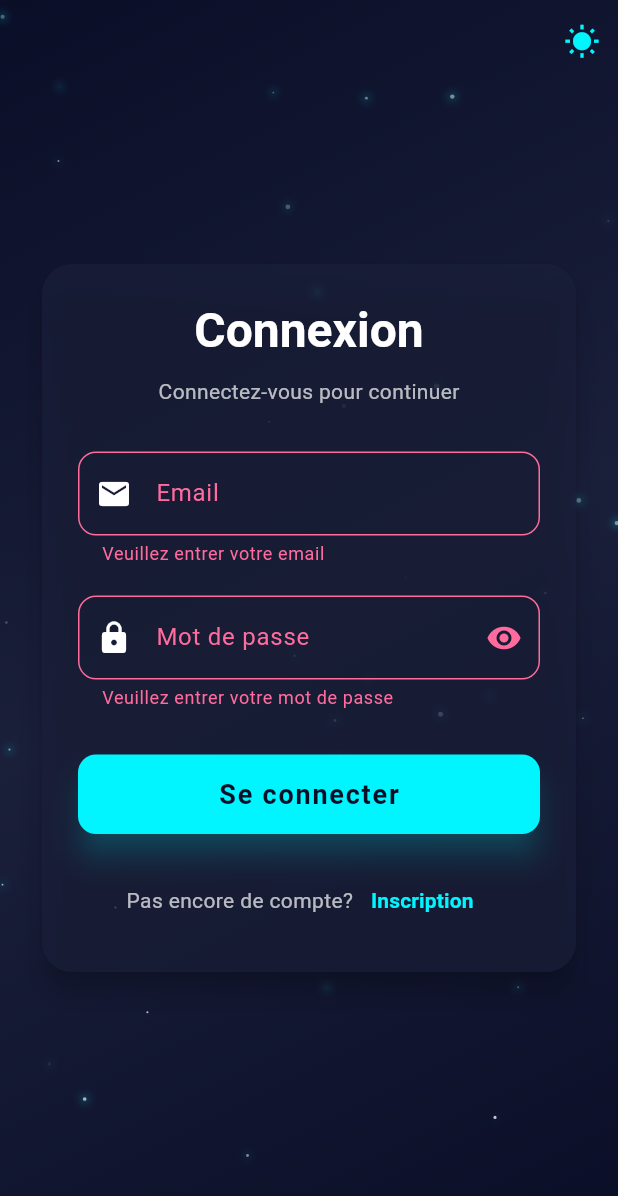
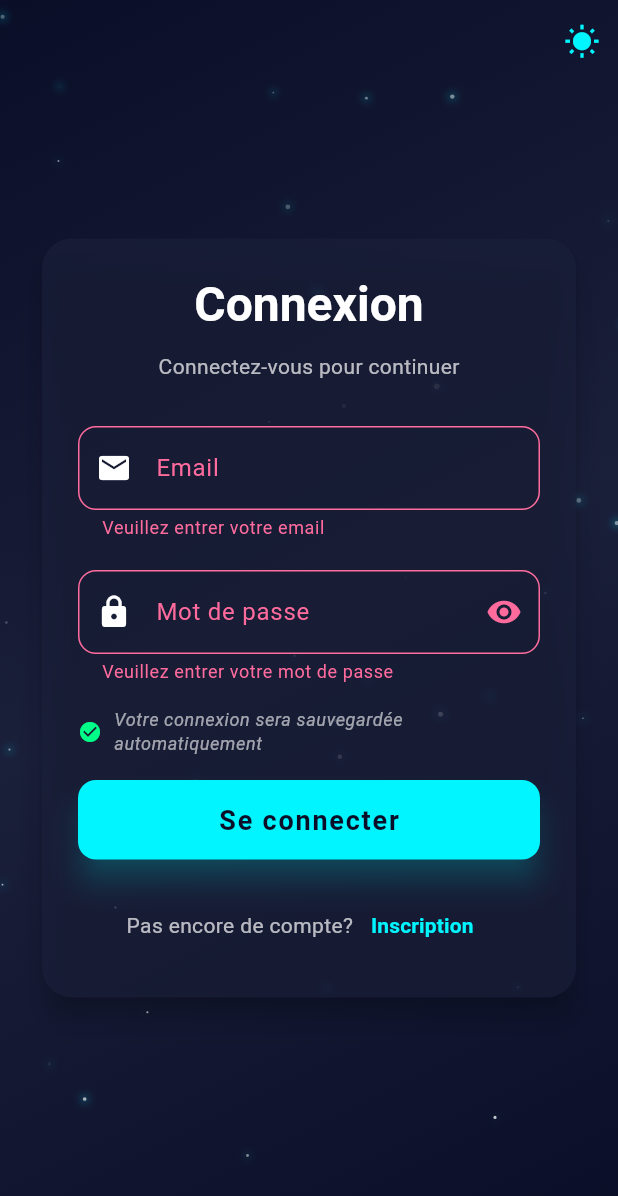
Before and after one commit to GermanBurdin1/lingua_flutter, a Flutter app: the screen it shows after launch, after a tap on "Se connecter", on a phone screen of 412 x 824 dp. Shown: the top 1196 px of the screen. Run offline on Flutter 3.47's test engine with Material 3 defaults, Android fonts, the phone set to English and light mode, and no system bars; our stand-ins replace go_router, shared_preferences; missing offline and left inert: record; accounts and stored records are empty; network calls fail.

Commit message:
Update routing and login functionality to enhance user experience
- Changed initial route from '/login' to '/splash' for an initial authentication check.
- Added a new '/splash' route with a dedicated SplashScreen.
- Enhanced the logout method comment to clarify token management.
- Implemented automatic saving of user credentials in the LoginScreen for quicker re-login.
- Updated UI to inform users about the automatic saving of their login credentials.

```diff
--- a/lib/main.dart
+++ b/lib/main.dart
@@ -47,8 +47,12 @@ class MyApp extends StatelessWidget {
 }
 
 final GoRouter _router = GoRouter(
-  initialLocation: '/login',
+  initialLocation: '/splash',
   routes: [
+      GoRoute(
+        path: '/splash',
+        builder: (context, state) => const SplashScreen(),
+      ),
       GoRoute(
         path: '/login',
         builder: (context, state) => const LoginScreen(),
@@ -107,7 +111,7 @@ final GoRouter _router = GoRouter(
   ],
 );
 
-// Splash Screen для проверки авторизации
+// Splash Screen для автоматической проверки авторизации
 class SplashScreen extends StatefulWidget {
   const SplashScreen({super.key});
 
--- a/lib/providers/auth_provider.dart
+++ b/lib/providers/auth_provider.dart
@@ -115,7 +115,7 @@ class AuthProvider with ChangeNotifier {
     }
   }
 
-  // Выход
+  // Выход (удаляем только JWT токены, сохраненные credentials остаются для быстрого повторного входа)
   Future<void> logout() async {
     await _apiService.clearTokens();
     _isAuthenticated = false;
--- a/lib/screens/auth/login_screen.dart
+++ b/lib/screens/auth/login_screen.dart
@@ -1,6 +1,7 @@
 import 'package:flutter/material.dart';
 import 'package:provider/provider.dart';
 import 'package:go_router/go_router.dart';
+import 'package:shared_preferences/shared_preferences.dart';
 import '../../providers/auth_provider.dart';
 import '../../providers/theme_provider.dart';
 import '../../widgets/cosmic_background.dart';
@@ -20,6 +21,31 @@ class _LoginScreenState extends State<LoginScreen> {
   bool _isLoading = false;
 
   @override
+  void initState() {
+    super.initState();
+    _loadSavedCredentials();
+  }
+
+  Future<void> _loadSavedCredentials() async {
+    final prefs = await SharedPreferences.getInstance();
+    final savedEmail = prefs.getString('saved_email');
+    final savedPassword = prefs.getString('saved_password');
+
+    if (savedEmail != null) {
+      _emailController.text = savedEmail;
+    }
+    if (savedPassword != null) {
+      _passwordController.text = savedPassword;
+    }
+  }
+
+  Future<void> _saveCredentials(String email, String password) async {
+    final prefs = await SharedPreferences.getInstance();
+    await prefs.setString('saved_email', email);
+    await prefs.setString('saved_password', password);
+  }
+
+  @override
   void dispose() {
     _emailController.dispose();
     _passwordController.dispose();
@@ -32,16 +58,20 @@ class _LoginScreenState extends State<LoginScreen> {
       print('📝 Form validated, attempting login...');
       try {
         final authProvider = context.read<AuthProvider>();
-        await authProvider.login(
-              _emailController.text.trim(),
-              _passwordController.text,
-            );
+        final email = _emailController.text.trim();
+        final password = _passwordController.text;
+
+        await authProvider.login(email, password);
 
         print('✅ Login completed');
         print('🔒 isAuthenticated: ${authProvider.isAuthenticated}');
         print('👤 currentUser: ${authProvider.currentUser?.email}');
 
         if (authProvider.isAuthenticated) {
+          // Сохраняем credentials для быстрого повторного входа
+          await _saveCredentials(email, password);
+          print('💾 Credentials saved for quick re-login');
+
           print('🚀 Scheduling navigation to /main');
           // Используем addPostFrameCallback - гарантированно выполнится после текущего фрейма
           WidgetsBinding.instance.addPostFrameCallback((_) {
@@ -183,7 +213,28 @@ class _LoginScreenState extends State<LoginScreen> {
                             return null;
                           },
                         ),
-                        const SizedBox(height: 30),
+                        const SizedBox(height: 16),
+                        // Auto-save info
+                        Row(
+                          children: [
+                            Icon(
+                              Icons.check_circle,
+                              size: 16,
+                              color: isDark ? const Color(0xFF00FF88) : const Color(0xFF00C853),
+                            ),
+                            const SizedBox(width: 8),
+                            Expanded(
+                              child: Text(
+                                'Votre connexion sera sauvegardée automatiquement',
+                                style: Theme.of(context).textTheme.bodySmall?.copyWith(
+                                  color: isDark ? Colors.white60 : Colors.black54,
+                                  fontStyle: FontStyle.italic,
+                                ),
+                              ),
+                            ),
+                          ],
+                        ),
+                        const SizedBox(height: 16),
                         SizedBox(
                           width: double.infinity,
                           child: ElevatedButton(
```
